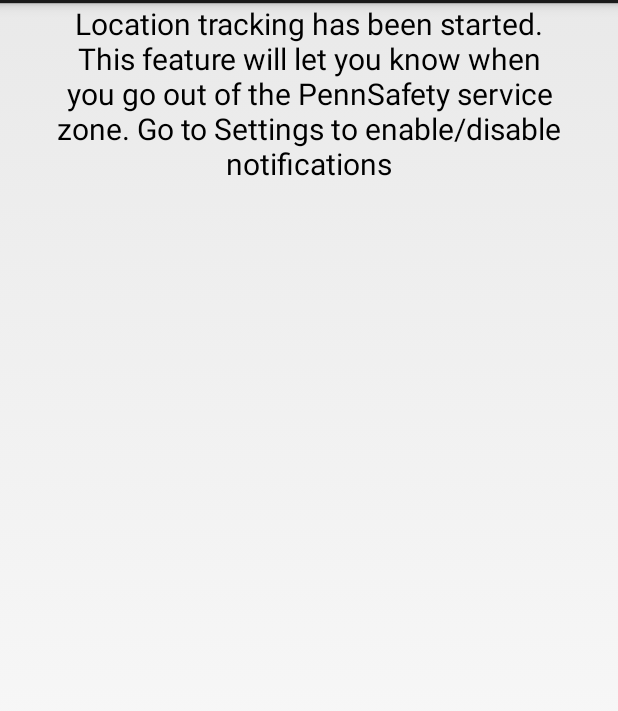
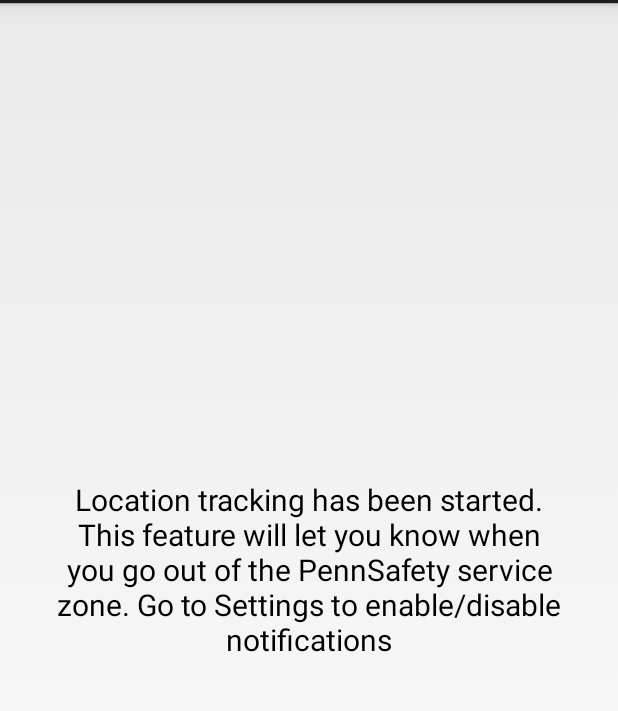
Before and after one commit to benabbon/PennSafety, an Android app: the fragment LocationTrackFragment shown on its own in the app's theme, on a phone screen of 412 x 824 dp, the part 69-780 px from its top. Run offline under Robolectric (Android 15) with nearby library versions, the phone set to English and light mode, and no system bars; 2 statements that could not run were skipped.

Commit message:
Quick design enhacement for location track msg

```diff
--- a/app/src/main/res/layout/fragment_location_track.xml
+++ b/app/src/main/res/layout/fragment_location_track.xml
@@ -3,7 +3,8 @@
 <LinearLayout xmlns:android="http://schemas.android.com/apk/res/android"
               android:orientation="vertical"
               android:layout_width="match_parent"
-              android:layout_height="match_parent">
+              android:layout_height="match_parent"
+              android:gravity="center_vertical|center_horizontal">
 
 
     <TextView
```
